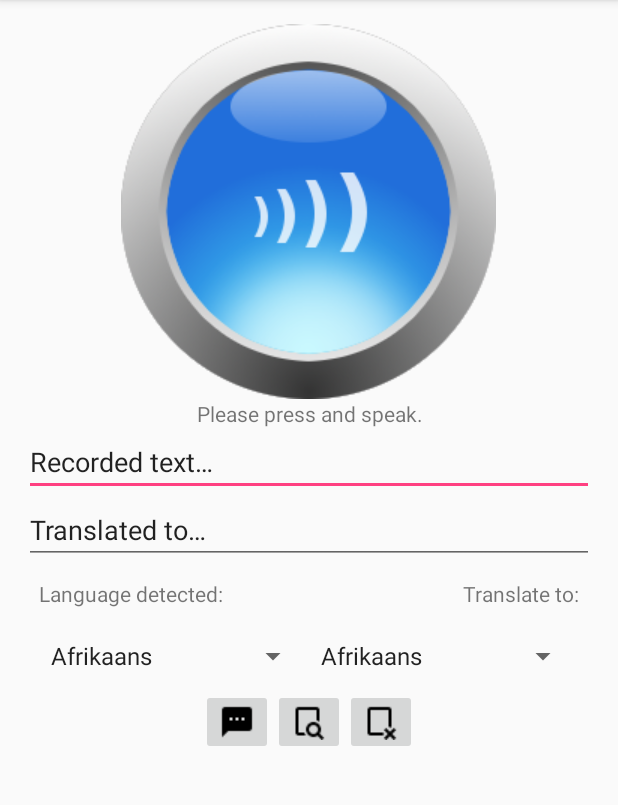
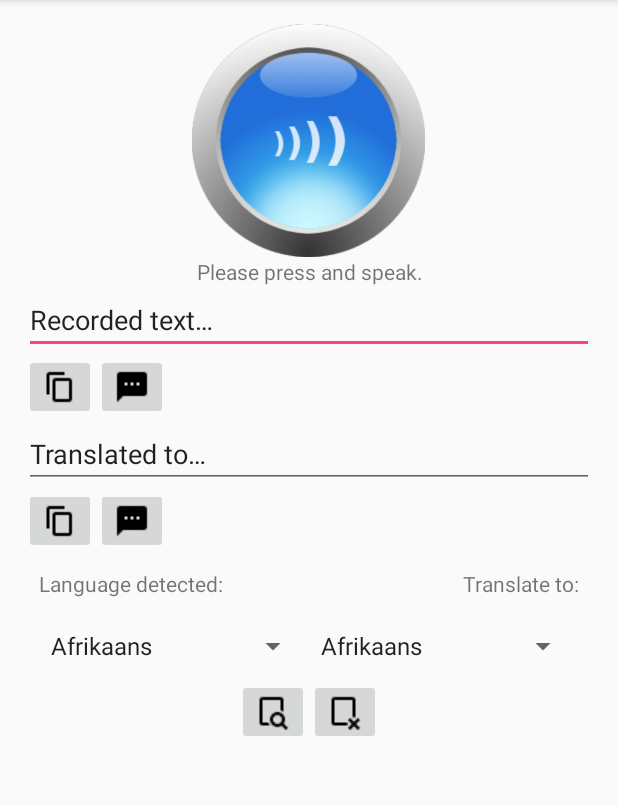
Before and after one commit to DLambros91/Speak2Me, an Android app: the screen it shows after launch (MainActivity), on a phone screen of 412 x 824 dp, the part 84-889 px from its top. Run offline under Robolectric (Android 15) with nearby library versions, the light colour scheme and no system bars; libraries missing offline, so code that uses them is left out: com.memetix.mst.

Commit message:
Added 2 Copy to Clipboard Buttons

```diff
--- a/app/src/main/java/com/example/dlambros/speak2me/MainActivity.java
+++ b/app/src/main/java/com/example/dlambros/speak2me/MainActivity.java
@@ -1,5 +1,7 @@
 package com.example.dlambros.speak2me;
 
+import android.content.ClipData;
+import android.content.Context;
 import android.content.Intent;
 import android.database.Cursor;
 import android.os.AsyncTask;
@@ -10,6 +12,7 @@ import android.speech.SpeechRecognizer;
 import android.speech.tts.TextToSpeech;
 import android.support.v7.app.AlertDialog;
 import android.support.v7.app.AppCompatActivity;
+import android.content.ClipboardManager;
 import android.util.Log;
 import android.view.Menu;
 import android.view.MenuItem;
@@ -45,6 +48,12 @@ public class MainActivity extends AppCompatActivity
     private CheckBox mEncrypt;
 
     private ImageButton mSend;
+    private ImageButton mSendTranslation;
+
+    private ImageButton mCopy;
+    private ImageButton mCopyTranslation;
+
+
     private ImageButton mView;
     private ImageButton mDelete;
 
@@ -80,7 +89,7 @@ class RecordTask extends AsyncTask<Void, Void, Void>
                 Translate.setClientId("DDRX");
                 Translate.setClientSecret("AndHisNameIsJohnCena");
                 // System.out.println("Phrase is " + phrase);
-                translation = Translate.execute(phrase, Language.SPANISH).toString();
+                translation = Translate.execute(phrase, Language.CHINESE_TRADITIONAL).toString();
                 speakTranslation(translation);
             }
             catch (Exception e) {
@@ -101,7 +110,7 @@ class RecordTask extends AsyncTask<Void, Void, Void>
 
     private void speakTranslation(String translation)
     {
-        mTextToSpeech.setLanguage(SPANISH);
+        mTextToSpeech.setLanguage(Locale.CHINESE);
         mTextToSpeech.speak(translation, TextToSpeech.QUEUE_FLUSH, null, "translation");
     }
 
@@ -177,6 +186,29 @@ class RecordTask extends AsyncTask<Void, Void, Void>
 
         mRecord = (ImageButton) findViewById(R.id.record);
 
+        mCopy = (ImageButton) findViewById(R.id.copy);
+        mCopyTranslation = (ImageButton) findViewById(R.id.copytranslate);
+
+        mCopy.setOnClickListener(new View.OnClickListener() {
+            @Override
+            public void onClick(View v) {
+                ClipboardManager clipboard = (ClipboardManager)   getSystemService(Context.CLIPBOARD_SERVICE);
+                ClipData clip = ClipData.newPlainText("Copied", mRecorded.getText());
+                clipboard.setPrimaryClip(clip);
+                Toast.makeText(MainActivity.this, "Text copied to clipboard!", Toast.LENGTH_SHORT).show();
+            }
+        });
+
+        mCopyTranslation.setOnClickListener(new View.OnClickListener() {
+            @Override
+            public void onClick(View v) {
+                ClipboardManager clipboard = (ClipboardManager)   getSystemService(Context.CLIPBOARD_SERVICE);
+                ClipData clip = ClipData.newPlainText("Copied", mTranslated.getText());
+                clipboard.setPrimaryClip(clip);
+                Toast.makeText(MainActivity.this, "Translation copied to clipboard!", Toast.LENGTH_SHORT).show();
+            }
+        });
+
         mSpeechRecognizer = SpeechRecognizer.createSpeechRecognizer(this);
 
         mTextToSpeech = new TextToSpeech(getApplicationContext(), new TextToSpeech.OnInitListener() {
@@ -185,6 +217,8 @@ class RecordTask extends AsyncTask<Void, Void, Void>
 
             }
         });
+
+
 
         SpeechRecognitionListener listener = new SpeechRecognitionListener();
         mSpeechRecognizer.setRecognitionListener(listener);
--- a/app/src/main/res/layout/activity_main.xml
+++ b/app/src/main/res/layout/activity_main.xml
@@ -18,8 +18,8 @@
         android:orientation="horizontal" android:weightSum="1">
 
         <ImageButton
-            android:layout_width="wrap_content"
-            android:layout_height="wrap_content"
+            android:layout_width="155dp"
+            android:layout_height="155dp"
             android:id="@+id/record"
             android:src="@drawable/selector"
             android:gravity="center"
@@ -52,6 +52,21 @@
             android:id="@+id/recorded"
             android:textIsSelectable="true"
             android:text="@string/default_text"/>
+        <LinearLayout
+            android:layout_width="match_parent"
+            android:layout_height="wrap_content"
+            android:orientation="horizontal">
+        <ImageButton
+            android:layout_width="wrap_content"
+            android:layout_height="wrap_content"
+            android:id="@+id/copy"
+            android:src="@drawable/copy"/>
+            <ImageButton
+                android:layout_width="wrap_content"
+                android:layout_height="wrap_content"
+                android:id="@+id/send"
+                android:src="@drawable/sms"/>
+    </LinearLayout>
         <EditText
             android:layout_width="match_parent"
             android:layout_height="wrap_content"
@@ -59,6 +74,23 @@
             android:id="@+id/translated"
             android:textIsSelectable="true"
             android:text="@string/default2"/>
+
+        <LinearLayout
+            android:layout_width="match_parent"
+            android:layout_height="wrap_content"
+            android:orientation="horizontal">
+            <ImageButton
+                android:layout_width="wrap_content"
+                android:layout_height="wrap_content"
+                android:id="@+id/copytranslate"
+                android:src="@drawable/copy"/>
+            <ImageButton
+                android:layout_width="wrap_content"
+                android:layout_height="wrap_content"
+                android:id="@+id/sendtranslate"
+                android:src="@drawable/sms"/>
+        </LinearLayout>
+
     </LinearLayout>
 
   <!--  <LinearLayout
@@ -116,17 +148,12 @@
         <ImageButton
             android:layout_width="wrap_content"
             android:layout_height="wrap_content"
-            android:id="@+id/send"
-            android:src="@drawable/sms"/>
-        <ImageButton
-            android:layout_width="wrap_content"
-            android:layout_height="wrap_content"
             android:id="@+id/view"
             android:src="@drawable/view"/>
         <ImageButton
-            android:layout_width="wrap_content"
-            android:layout_height="wrap_content"
-            android:id="@+id/delete"
-            android:src="@drawable/delete"/>
+        android:layout_width="wrap_content"
+        android:layout_height="wrap_content"
+        android:id="@+id/delete"
+        android:src="@drawable/delete"/>
+    </LinearLayout>
 </LinearLayout>
-</LinearLayout>
```
Also changed, not shown: app/src/main/res/drawable/copy.png (added).
